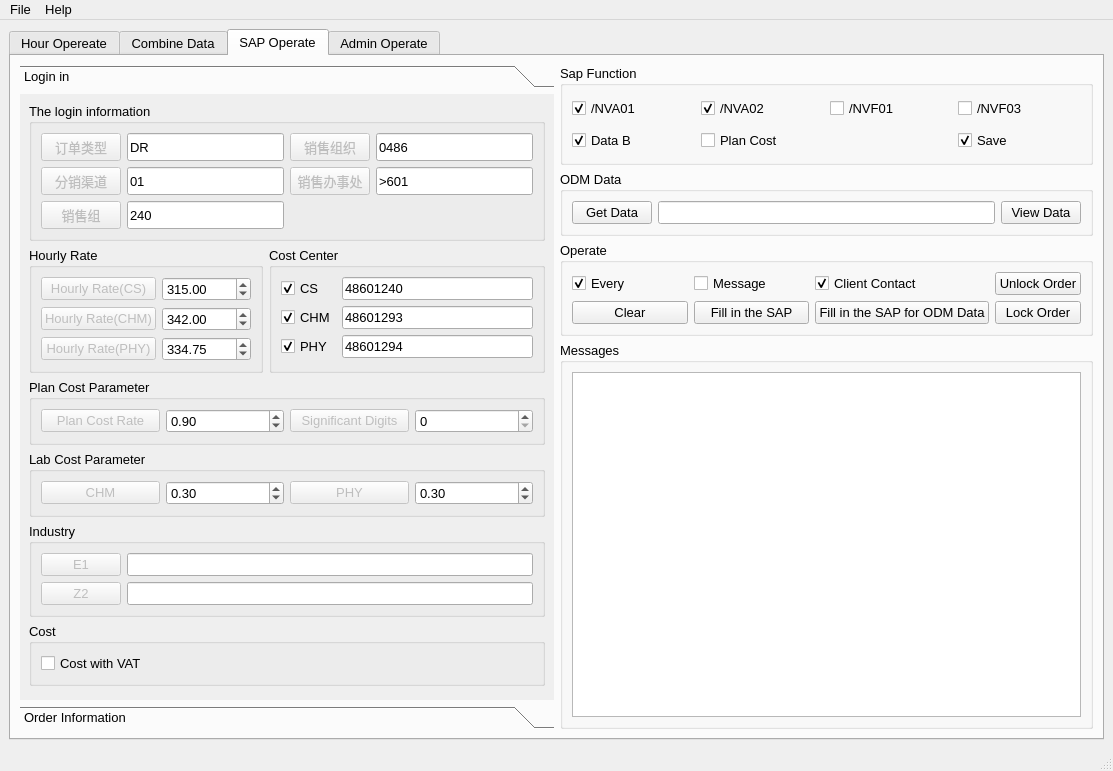
Above: Sap_Operate_Ui.ui from chen-huai/Sap_Hour_Operation before the change. Below: the same form after it.
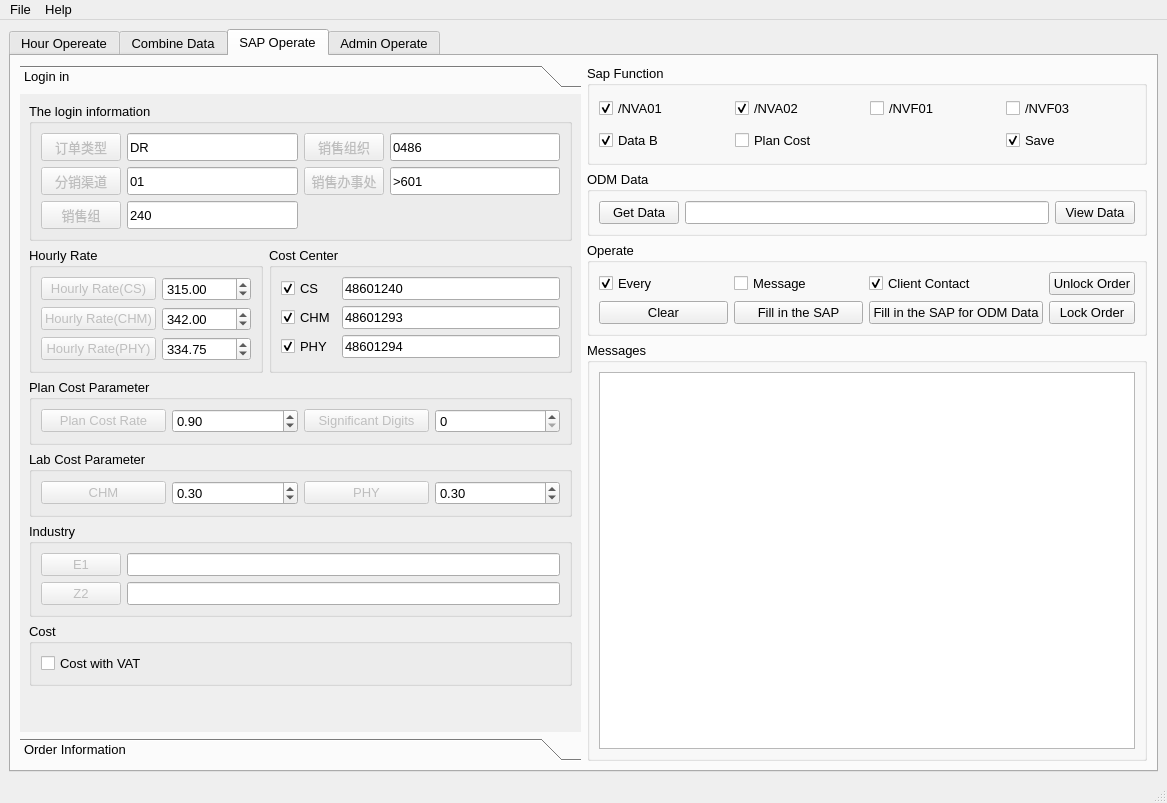
That is the form after the change. The open tabs and pages were chosen to show the change. Icons and pictures are not drawn.

Patch:
```diff
--- a/Sap_Operate_Ui.ui
+++ b/Sap_Operate_Ui.ui
@@ -7,8 +7,8 @@
    <rect>
     <x>0</x>
     <y>0</y>
-    <width>1113</width>
-    <height>771</height>
+    <width>1167</width>
+    <height>803</height>
    </rect>
   </property>
   <property name="sizePolicy">
@@ -1192,8 +1192,8 @@
             <rect>
              <x>0</x>
              <y>0</y>
-             <width>429</width>
-             <height>554</height>
+             <width>540</width>
+             <height>687</height>
             </rect>
            </property>
            <attribute name="label">
@@ -2805,7 +2805,7 @@
     <rect>
      <x>0</x>
      <y>0</y>
-     <width>1113</width>
+     <width>1167</width>
      <height>25</height>
     </rect>
    </property>
```
Left out of the diff: 10 changed lines with no effect on the pictures.
